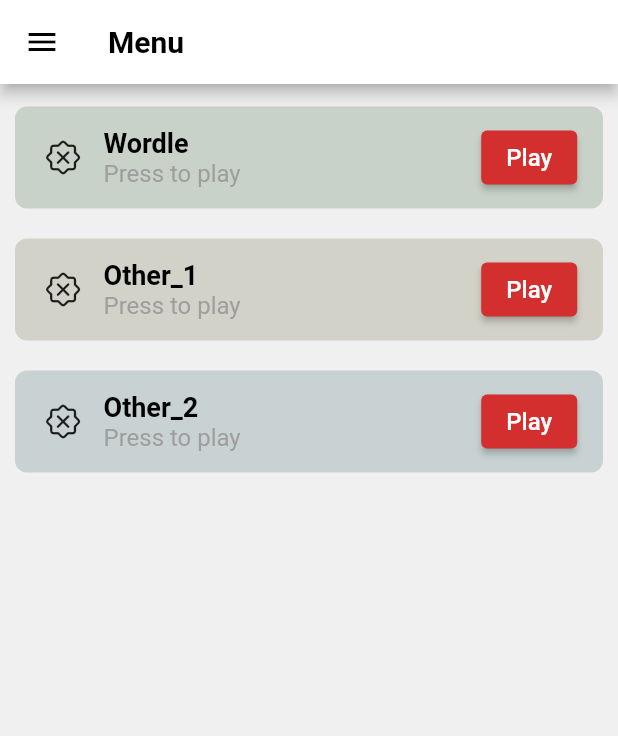
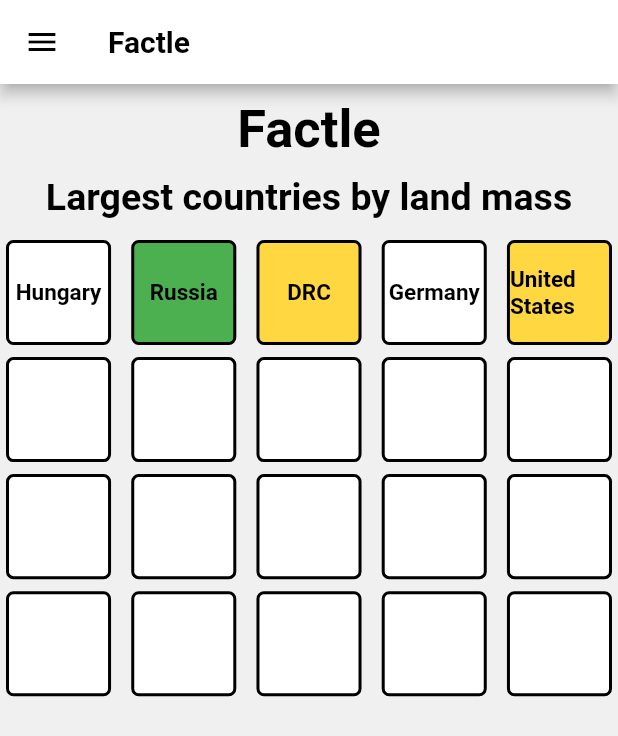
Before and after one commit to hakatiki/Geography-Quiz, a Flutter app: the screen it shows after launch, on a phone screen of 412 x 824 dp. Shown: the top 736 px of the screen. Run offline on Flutter 3.47's test engine with Material 2 defaults, Android fonts, the phone set to English and light mode, and no system bars; our stand-ins replace shared_preferences.

Commit message:
Factle UI 50%

```diff
--- /dev/null
+++ b/lib/Screens/factle_screen.dart
@@ -0,0 +1,102 @@
+
+import 'package:flutter/cupertino.dart';
+import 'package:flutter/material.dart';
+import 'package:provider/provider.dart';
+
+import '../Providers/auth.dart';
+import '../Providers/preferences.dart';
+import '../Widgets/Cards/settings_cards/dark_mode_settings_card.dart';
+import '../Widgets/Cards/settings_cards/logout_settings_card.dart';
+import 'menu_screen_drawer.dart';
+
+class FactleScreen extends StatefulWidget {
+  static const String routeName = '/factle_screen';
+
+  @override
+  State<FactleScreen> createState() => _FactleScreenState();
+}
+
+class _FactleScreenState extends State<FactleScreen> {
+  @override
+  Widget build(BuildContext context) {
+    Provider.of<Preferences>(context);
+    return Scaffold(
+      drawer: MenuScreenDrawer(),
+      appBar: AppBar(
+
+        title: Text(
+          'Factle',
+          style: Theme.of(context).textTheme.headline3,
+        ),
+      ),
+      body: SingleChildScrollView(
+          child: Column(
+        children: const [
+          SizedBox(height: 10),
+          Center(child: Text("Factle",
+            style: TextStyle(fontSize: 35),
+          )),
+          SizedBox(height: 10,),
+          Center(child: Text("Largest countries by land mass",style: TextStyle(fontSize: 25),)),
+          SizedBox( height:10),
+          RowBoxes(values:["Hungary", "Russia", "DRC", "Germany", "United States"], correct:["W", "R", "RB", "W", "RB"]),
+          RowBoxes(values:["", "", "", "", ""], correct:["E", "E", "E", "E", "E"]),
+          RowBoxes(values:["", "", "", "", ""], correct:["E", "E", "E", "E", "E"]),
+          RowBoxes(values:["", "", "", "", ""], correct:["E", "E", "E", "E", "E"]),
+          SizedBox( height:25),
+
+
+        ],
+      )),
+    );
+  }
+}
+
+class RowBoxes extends StatefulWidget {
+
+  const RowBoxes({super.key,
+  required this.values,
+  required this.correct});
+
+  final List<String> values;
+  final List<String> correct;
+
+
+  @override
+  State<RowBoxes> createState() => _RowBoxesState();
+}
+
+class _RowBoxesState extends State<RowBoxes> {
+  @override
+  Widget build(BuildContext context) {
+    double width = MediaQuery.of(context).size.width;
+    double boxWidth = width * 0.85 / 5.0;
+    return Padding(
+      padding: const EdgeInsets.all(4.0),
+      child: Center(
+        child: Row(
+          children: [
+            for (var i = 0; i < 5; i++)...[
+              Container(
+                decoration: BoxDecoration(
+                  color: widget.correct[i] == "R"? Colors.green: widget.correct[i] == "RB"?Colors.amberAccent:Colors.white,
+                  border: Border.all(color: Colors.black, width: 2,),
+                    borderRadius: const BorderRadius.all(Radius.circular(5))
+                ),
+                width: boxWidth,
+                height: boxWidth,
+                child: Center(
+
+                    child: Text(widget.values[i],
+                style: const TextStyle(fontSize: 15),
+                )),
+              ),
+              if (i != 4)
+                const Spacer(),
+              ]
+          ],
+        ),
+      ),
+    );
+  }
+}
--- a/lib/main.dart
+++ b/lib/main.dart
@@ -1,5 +1,6 @@
 import 'package:flutter/material.dart';
 import 'package:my_app/Screens/auth_screen.dart';
+import 'package:my_app/Screens/factle_screen.dart';
 import 'package:my_app/Screens/settings_screen.dart';
 import 'package:provider/provider.dart';
 import 'package:flutter/material.dart';
@@ -76,11 +77,12 @@ class MyApp extends StatelessWidget {
                   button: TextStyle(color: Colors.white, fontSize: 16),
                 ),
               ),
-              home: MenuScreen(),
+              home: FactleScreen(),
               routes: {
                 AuthScreen.routeName: (ctx) => AuthScreen(),
                 SettingsScreen.routeName: (ctx) => SettingsScreen(),
                 MenuScreen.routeName: (ctx) => MenuScreen(),
+                FactleScreen.routeName: (ctx) => FactleScreen(),
               }
             )));
   }
```
